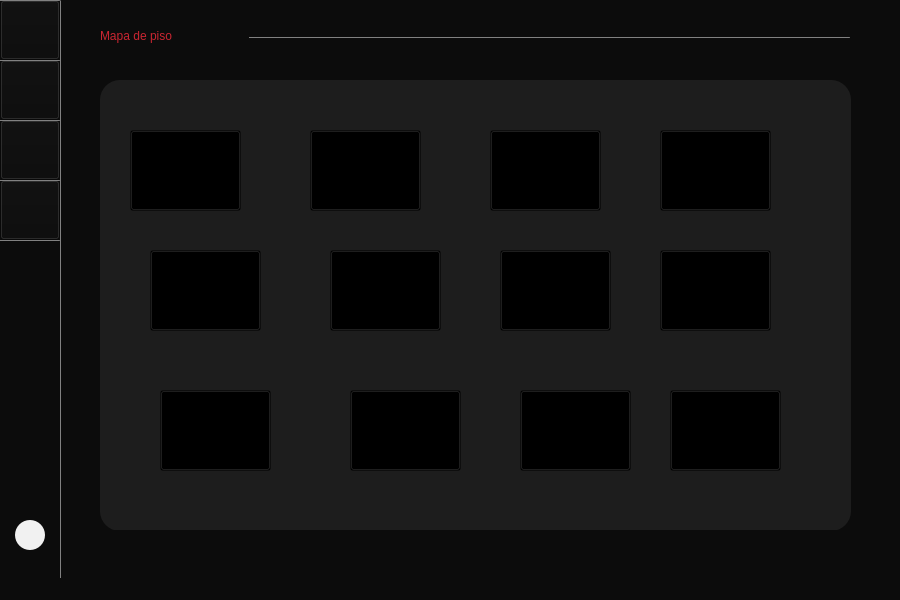
First picture: the form in Restaurante/Mesero/principal_mesero.ui, repository camvaz/restaurante-ihc, before the edit.
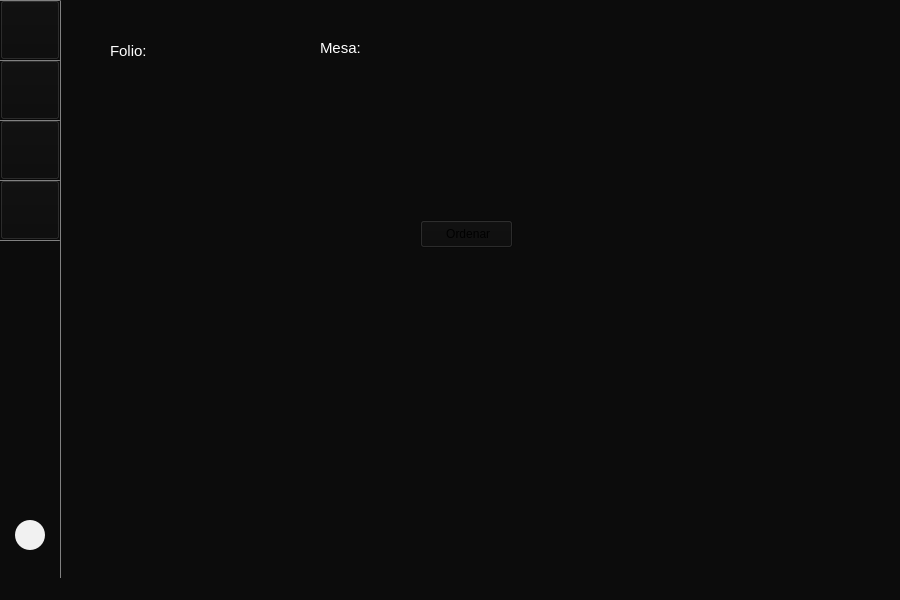
Second picture: the form after the edit. The open tabs and pages were chosen to show the change.

Commit message: chekeo de mesas

What changed in the file:
```diff
--- a/Restaurante/Mesero/principal_mesero.ui
+++ b/Restaurante/Mesero/principal_mesero.ui
@@ -239,7 +239,7 @@
      <widget class="Line" name="line_2">
       <property name="geometry">
        <rect>
-        <x>149</x>
+        <x>170</x>
         <y>37</y>
         <width>601</width>
         <height>1</height>
@@ -1789,6 +1789,55 @@
       </widget>
      </widget>
     </widget>
+    <widget class="QWidget" name="page_14">
+     <widget class="QPushButton" name="pushButton">
+      <property name="geometry">
+       <rect>
+        <x>320</x>
+        <y>220</y>
+        <width>93</width>
+        <height>28</height>
+       </rect>
+      </property>
+      <property name="text">
+       <string> Ordenar</string>
+      </property>
+     </widget>
+     <widget class="QLabel" name="label_25">
+      <property name="geometry">
+       <rect>
+        <x>10</x>
+        <y>40</y>
+        <width>51</width>
+        <height>21</height>
+       </rect>
+      </property>
+      <property name="styleSheet">
+       <string notr="true">color: rgb(255, 255, 255);
+font: 11pt ;</string>
+      </property>
+      <property name="text">
+       <string>Folio:</string>
+      </property>
+     </widget>
+     <widget class="QLabel" name="label_26">
+      <property name="geometry">
+       <rect>
+        <x>220</x>
+        <y>40</y>
+        <width>55</width>
+        <height>16</height>
+       </rect>
+      </property>
+      <property name="styleSheet">
+       <string notr="true">color: rgb(255, 255, 255);
+font: 11pt ;</string>
+      </property>
+      <property name="text">
+       <string>Mesa:</string>
+      </property>
+     </widget>
+    </widget>
    </widget>
    <widget class="Line" name="line">
     <property name="geometry">
```
The commit also changes 2 other files.
